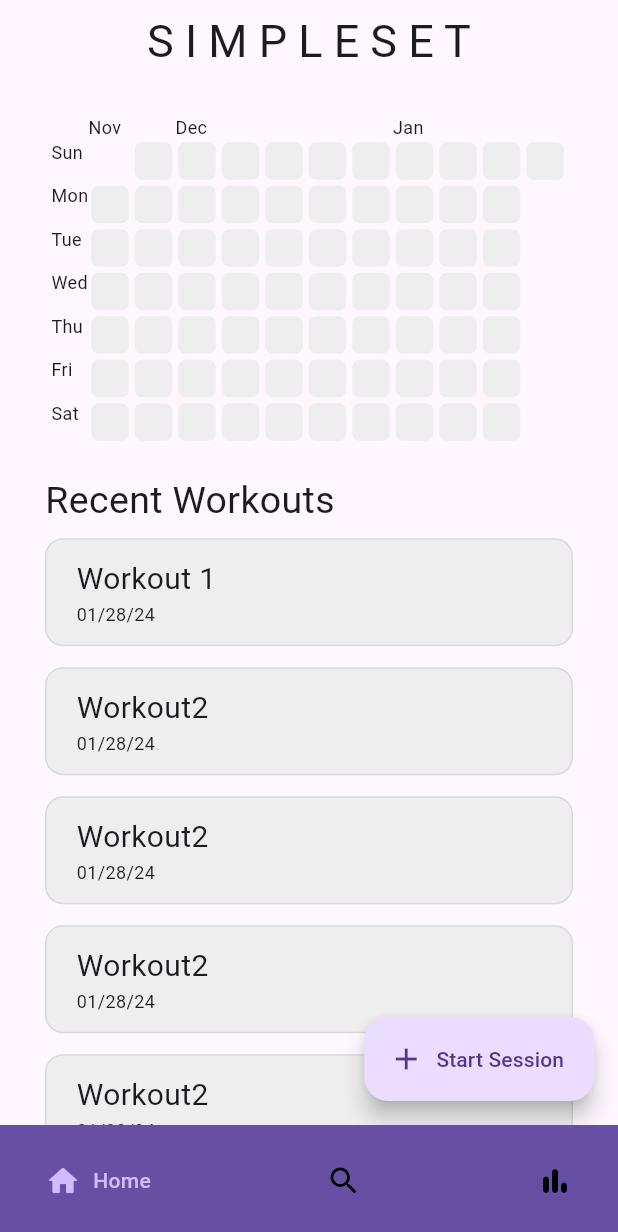
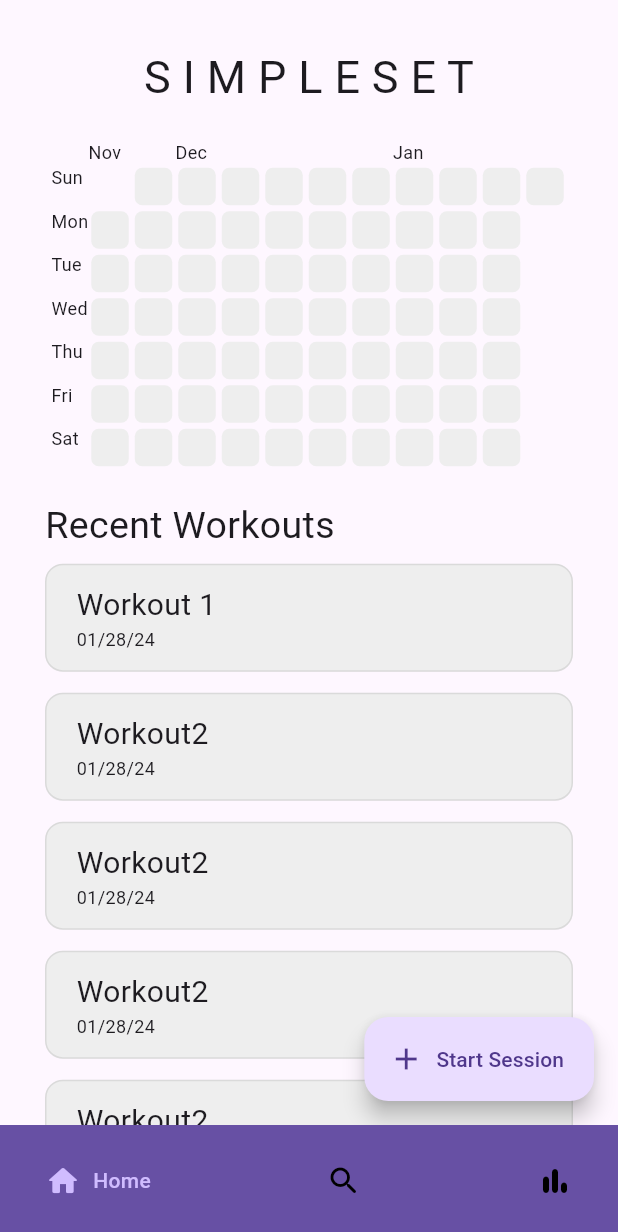
Before and after one commit to brandonxu360/simpleset_app_v2, a Flutter app: the screen it shows after launch, on a phone screen of 412 x 824 dp. Shown: the top 1232 px of the screen. Run offline on Flutter 3.47's test engine with Material 3 defaults, Android fonts, the phone set to English and light mode, and no system bars; drawn by our look-alikes of flutter_heatmap_calendar, google_nav_bar; our stand-ins replace isar; accounts and stored records are empty; generated files the repository leaves out were written again.

Commit message:
Replace redundant appbars with text widgets

```diff
--- a/lib/screens/app_wrapper.dart
+++ b/lib/screens/app_wrapper.dart
@@ -26,27 +26,9 @@ class _AppWrapperState extends State<AppWrapper> {
     const AnalyticsScreen()
   ];
 
-  // Custom app bars for top (using simple text widgets for now)
-  List<Widget> getAppBars() {
-    return const [
-      Text('S I M P L E S E T',
-          style: TextStyle(fontSize: 30, fontWeight: FontWeight.w400)),
-      Text('S E A R C H',
-          style: TextStyle(fontSize: 30, fontWeight: FontWeight.w400)),
-      Text('A N A L Y T I C S',
-          style: TextStyle(fontSize: 30, fontWeight: FontWeight.w400)),
-    ];
-  }
-
   @override
   Widget build(BuildContext context) {
     return Scaffold(
-      appBar: AppBar(
-        centerTitle: true,
-        title: getAppBars()[screenIndex],
-        backgroundColor: Colors.transparent,
-      ),
-
       // Indexed stack used so that the state of the pages is maintained
       body: IndexedStack(
         index: screenIndex,
--- a/lib/screens/home_screen.dart
+++ b/lib/screens/home_screen.dart
@@ -15,6 +15,12 @@ class HomeScreen extends StatelessWidget {
       body: ListView(
           padding: const EdgeInsets.symmetric(vertical: 20, horizontal: 20),
           children: [
+            const SizedBox(height: 10),
+            const Center(
+              child: Text('S I M P L E S E T',
+                  style: TextStyle(fontSize: 30, fontWeight: FontWeight.w400)),
+            ),
+            const SizedBox(height: 20),
             const MyHeatMap(),
             const SizedBox(height: 20),
             const Padding(
```
